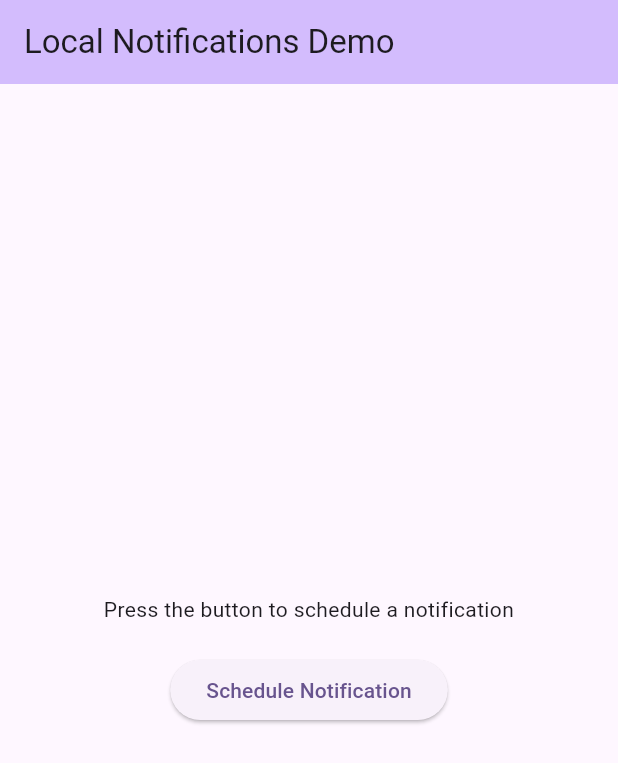
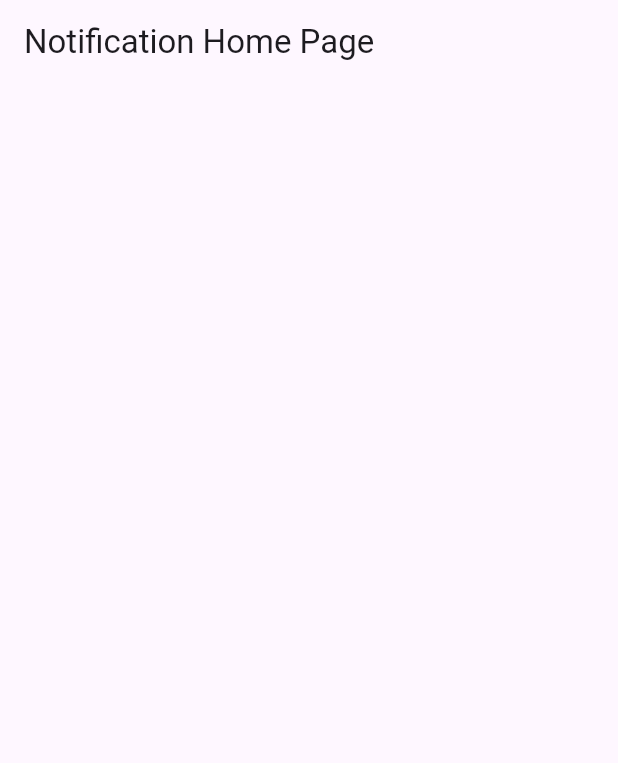
Before and after one commit to sintayehu-dev/local_schaduled_notification, a Flutter app: the screen it shows after launch, on a phone screen of 412 x 824 dp. Shown: the top 763 px of the screen. Run offline on Flutter 3.47's test engine with Material 3 defaults, Android fonts, the phone set to English and light mode, and no system bars.

Commit message:
Update dependencies and refactor notification handling
- Replaced `flutter_local_notifications` with `flutter_local_notifications_plus` in `pubspec.yaml`.
- Added new dependencies for state management (`flutter_bloc`, `equatable`), dependency injection (`get_it`, `injectable`), and code generation (`build_runner`, `freezed`, `json_serializable`, `injectable_generator`).
- Updated Android build configuration to use SDK version 34 and enabled multiDex support.
- Refactored the main application structure by creating a new `NotificationHomePage` class for better organization.
- Updated iOS integration to use the new notifications plugin.
- Cleaned up unused code related to the previous notification setup.

```diff
--- /dev/null
+++ b/lib/features/notifications/presentation/pages/NotificationHomePage.dart
@@ -0,0 +1,19 @@
+import 'package:flutter/material.dart';
+
+class NotificationHomePage extends StatefulWidget {
+  const NotificationHomePage({super.key});
+
+  @override
+  State<NotificationHomePage> createState() => _NotificationHomePageState();
+}
+
+class _NotificationHomePageState extends State<NotificationHomePage> {
+  @override
+  Widget build(BuildContext context) {
+    return Scaffold(
+      appBar: AppBar(
+        title: const Text('Notification Home Page'),
+      ),
+    );
+  }
+}
--- a/lib/main.dart
+++ b/lib/main.dart
@@ -1,11 +1,8 @@
 import 'package:flutter/material.dart';
-import 'package:flutter_local_notifications/flutter_local_notifications.dart';
-import 'package:timezone/timezone.dart' as tz;
-import 'package:timezone/data/latest.dart' as tz;
+import 'package:local_scheduled_notification/features/notifications/presentation/pages/NotificationHomePage.dart';
 
-void main() async {
+void main() {
   WidgetsFlutterBinding.ensureInitialized();
-  tz.initializeTimeZones();
   runApp(const MyApp());
 }
 
@@ -15,7 +12,7 @@ class MyApp extends StatelessWidget {
   @override
   Widget build(BuildContext context) {
     return MaterialApp(
-      title: 'Local Notifications Demo',
+      title: 'Local Scheduled Notification',
       theme: ThemeData(
         colorScheme: ColorScheme.fromSeed(seedColor: Colors.deepPurple),
         useMaterial3: true,
@@ -24,92 +21,3 @@ class MyApp extends StatelessWidget {
     );
   }
 }
-
-class NotificationHomePage extends StatefulWidget {
-  const NotificationHomePage({super.key});
-
-  @override
-  State<NotificationHomePage> createState() => _NotificationHomePageState();
-}
-
-class _NotificationHomePageState extends State<NotificationHomePage> {
-  final FlutterLocalNotificationsPlugin flutterLocalNotificationsPlugin =
-      FlutterLocalNotificationsPlugin();
-
-  @override
-  void initState() {
-    super.initState();
-    _initializeNotifications();
-  }
-
-  Future<void> _initializeNotifications() async {
-    const AndroidInitializationSettings initializationSettingsAndroid =
-        AndroidInitializationSettings('@mipmap/ic_launcher');
-
-    const DarwinInitializationSettings initializationSettingsIOS =
-        DarwinInitializationSettings(
-      requestAlertPermission: true,
-      requestBadgePermission: true,
-      requestSoundPermission: true,
-    );
-
-    const InitializationSettings initializationSettings = InitializationSettings(
-      android: initializationSettingsAndroid,
-      iOS: initializationSettingsIOS,
-    );
-
-    await flutterLocalNotificationsPlugin.initialize(initializationSettings);
-  }
-
-  Future<void> _scheduleNotification() async {
-    const AndroidNotificationDetails androidPlatformChannelSpecifics =
-        AndroidNotificationDetails(
-      'scheduled_notification_channel',
-      'Scheduled Notifications',
-      channelDescription: 'Channel for scheduled notifications',
-      importance: Importance.max,
-      priority: Priority.high,
-    );
-
-    const NotificationDetails platformChannelSpecifics =
-        NotificationDetails(android: androidPlatformChannelSpecifics);
-
-    // Schedule notification for 5 seconds from now
-    await flutterLocalNotificationsPlugin.zonedSchedule(
-      0,
-      'Scheduled Notification',
-      'This is a scheduled notification',
-      tz.TZDateTime.now(tz.local).add(const Duration(seconds: 5)),
-      platformChannelSpecifics,
-      androidScheduleMode: AndroidScheduleMode.exactAllowWhileIdle,
-      uiLocalNotificationDateInterpretation:
-          UILocalNotificationDateInterpretation.absoluteTime,
-    );
-  }
-
-  @override
-  Widget build(BuildContext context) {
-    return Scaffold(
-      appBar: AppBar(
-        backgroundColor: Theme.of(context).colorScheme.inversePrimary,
-        title: const Text('Local Notifications Demo'),
-      ),
-      body: Center(
-        child: Column(
-          mainAxisAlignment: MainAxisAlignment.center,
-          children: <Widget>[
-            const Text(
-              'Press the button to schedule a notification',
-              textAlign: TextAlign.center,
-            ),
-            const SizedBox(height: 20),
-            ElevatedButton(
-              onPressed: _scheduleNotification,
-              child: const Text('Schedule Notification'),
-            ),
-          ],
-        ),
-      ),
-    );
-  }
-}
```
Also changed, not shown: pubspec.yaml (+22 -1 lines), pubspec.lock, 4 other files.
